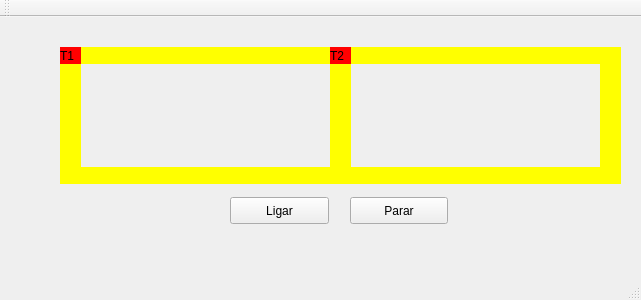
The window that mainwindow.ui (vicdant1/OS-Crazy-Train) describes before a commit, drawn with Qt 5.
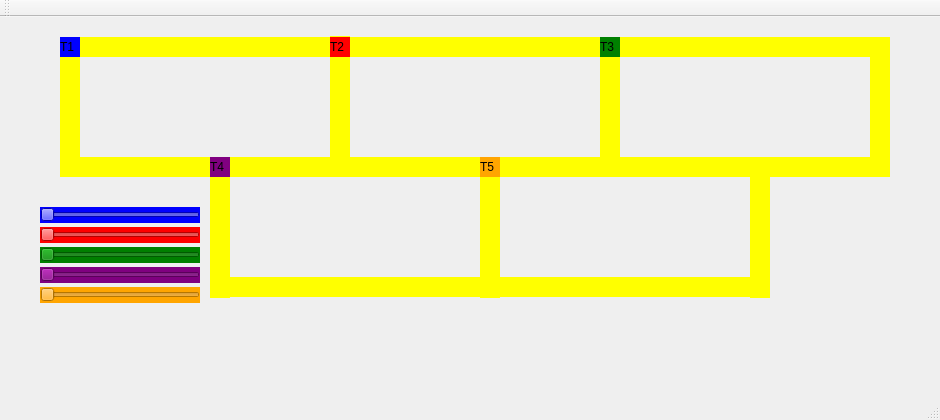
The same window after the commit.

```diff
--- a/mainwindow.ui
+++ b/mainwindow.ui
@@ -6,8 +6,8 @@
    <rect>
     <x>0</x>
     <y>0</y>
-    <width>641</width>
-    <height>300</height>
+    <width>940</width>
+    <height>420</height>
    </rect>
   </property>
   <property name="windowTitle">
@@ -18,25 +18,488 @@
     <property name="geometry">
      <rect>
       <x>60</x>
-      <y>30</y>
-      <width>21</width>
-      <height>17</height>
+      <y>20</y>
+      <width>20</width>
+      <height>20</height>
      </rect>
     </property>
     <property name="styleSheet">
-     <string notr="true">QLabel { background: red}</string>
+     <string notr="true">QLabel { background: blue}</string>
     </property>
     <property name="text">
      <string>T1</string>
     </property>
    </widget>
+   <widget class="QLabel" name="label_trilhoa">
+    <property name="geometry">
+     <rect>
+      <x>80</x>
+      <y>20</y>
+      <width>251</width>
+      <height>20</height>
+     </rect>
+    </property>
+    <property name="palette">
+     <palette>
+      <active>
+       <colorrole role="WindowText">
+        <brush brushstyle="SolidPattern">
+         <color alpha="255">
+          <red>0</red>
+          <green>0</green>
+          <blue>0</blue>
+         </color>
+        </brush>
+       </colorrole>
+       <colorrole role="Button">
+        <brush brushstyle="SolidPattern">
+         <color alpha="255">
+          <red>255</red>
+          <green>255</green>
+          <blue>0</blue>
+         </color>
+        </brush>
+       </colorrole>
+       <colorrole role="Light">
+        <brush brushstyle="SolidPattern">
+         <color alpha="255">
+          <red>255</red>
+          <green>255</green>
+          <blue>127</blue>
+         </color>
+        </brush>
+       </colorrole>
+       <colorrole role="Midlight">
+        <brush brushstyle="SolidPattern">
+         <color alpha="255">
+          <red>255</red>
+          <green>255</green>
+          <blue>63</blue>
+         </color>
+        </brush>
+       </colorrole>
+       <colorrole role="Dark">
+        <brush brushstyle="SolidPattern">
+         <color alpha="255">
+          <red>127</red>
+          <green>127</green>
+          <blue>0</blue>
+         </color>
+        </brush>
+       </colorrole>
+       <colorrole role="Mid">
+        <brush brushstyle="SolidPattern">
+         <color alpha="255">
+          <red>170</red>
+          <green>170</green>
+          <blue>0</blue>
+         </color>
+        </brush>
+       </colorrole>
+       <colorrole role="Text">
+        <brush brushstyle="SolidPattern">
+         <color alpha="255">
+          <red>0</red>
+          <green>0</green>
+          <blue>0</blue>
+         </color>
+        </brush>
+       </colorrole>
+       <colorrole role="BrightText">
+        <brush brushstyle="SolidPattern">
+         <color alpha="255">
+          <red>255</red>
+          <green>255</green>
+          <blue>255</blue>
+         </color>
+        </brush>
+       </colorrole>
+       <colorrole role="ButtonText">
+        <brush brushstyle="SolidPattern">
+         <color alpha="255">
+          <red>0</red>
+          <green>0</green>
+          <blue>0</blue>
+         </color>
+        </brush>
+       </colorrole>
+       <colorrole role="Base">
+        <brush brushstyle="SolidPattern">
+         <color alpha="255">
+          <red>255</red>
+          <green>255</green>
+          <blue>0</blue>
+         </color>
+        </brush>
+       </colorrole>
+       <colorrole role="Window">
+        <brush brushstyle="SolidPattern">
+         <color alpha="255">
+          <red>255</red>
+          <green>255</green>
+          <blue>0</blue>
+         </color>
+        </brush>
+       </colorrole>
+       <colorrole role="Shadow">
+        <brush brushstyle="SolidPattern">
+         <color alpha="255">
+          <red>0</red>
+          <green>0</green>
+          <blue>0</blue>
+         </color>
+        </brush>
+       </colorrole>
+       <colorrole role="AlternateBase">
+        <brush brushstyle="SolidPattern">
+         <color alpha="255">
+          <red>255</red>
+          <green>255</green>
+          <blue>127</blue>
+         </color>
+        </brush>
+       </colorrole>
+       <colorrole role="ToolTipBase">
+        <brush brushstyle="SolidPattern">
+         <color alpha="255">
+          <red>255</red>
+          <green>255</green>
+          <blue>220</blue>
+         </color>
+        </brush>
+       </colorrole>
+       <colorrole role="ToolTipText">
+        <brush brushstyle="SolidPattern">
+         <color alpha="255">
+          <red>0</red>
+          <green>0</green>
+          <blue>0</blue>
+         </color>
+        </brush>
+       </colorrole>
+      </active>
+      <inactive>
+       <colorrole role="WindowText">
+        <brush brushstyle="SolidPattern">
+         <color alpha="255">
+          <red>0</red>
+          <green>0</green>
+          <blue>0</blue>
+         </color>
+        </brush>
+       </colorrole>
+       <colorrole role="Button">
+        <brush brushstyle="SolidPattern">
+         <color alpha="255">
+          <red>255</red>
+          <green>255</green>
+          <blue>0</blue>
+         </color>
+        </brush>
+       </colorrole>
+       <colorrole role="Light">
+        <brush brushstyle="SolidPattern">
+         <color alpha="255">
+          <red>255</red>
+          <green>255</green>
+          <blue>127</blue>
+         </color>
+        </brush>
+       </colorrole>
+       <colorrole role="Midlight">
+        <brush brushstyle="SolidPattern">
+         <color alpha="255">
+          <red>255</red>
+          <green>255</green>
+          <blue>63</blue>
+         </color>
+        </brush>
+       </colorrole>
+       <colorrole role="Dark">
+        <brush brushstyle="SolidPattern">
+         <color alpha="255">
+          <red>127</red>
+          <green>127</green>
+          <blue>0</blue>
+         </color>
+        </brush>
+       </colorrole>
+       <colorrole role="Mid">
+        <brush brushstyle="SolidPattern">
+         <color alpha="255">
+          <red>170</red>
+          <green>170</green>
+          <blue>0</blue>
+         </color>
+        </brush>
+       </colorrole>
+       <colorrole role="Text">
+        <brush brushstyle="SolidPattern">
+         <color alpha="255">
+          <red>0</red>
+          <green>0</green>
+          <blue>0</blue>
+         </color>
+        </brush>
+       </colorrole>
+       <colorrole role="BrightText">
+        <brush brushstyle="SolidPattern">
+         <color alpha="255">
+          <red>255</red>
+          <green>255</green>
+          <blue>255</blue>
+         </color>
+        </brush>
+       </colorrole>
+       <colorrole role="ButtonText">
+        <brush brushstyle="SolidPattern">
+         <color alpha="255">
+          <red>0</red>
+          <green>0</green>
+          <blue>0</blue>
+         </color>
+        </brush>
+       </colorrole>
+       <colorrole role="Base">
+        <brush brushstyle="SolidPattern">
+         <color alpha="255">
+          <red>255</red>
+          <green>255</green>
+          <blue>0</blue>
+         </color>
+        </brush>
+       </colorrole>
+       <colorrole role="Window">
+        <brush brushstyle="SolidPattern">
+         <color alpha="255">
+          <red>255</red>
+          <green>255</green>
+          <blue>0</blue>
+         </color>
+        </brush>
+       </colorrole>
+       <colorrole role="Shadow">
+        <brush brushstyle="SolidPattern">
+         <color alpha="255">
+          <red>0</red>
+          <green>0</green>
+          <blue>0</blue>
+         </color>
+        </brush>
+       </colorrole>
+       <colorrole role="AlternateBase">
+        <brush brushstyle="SolidPattern">
+         <color alpha="255">
+          <red>255</red>
+          <green>255</green>
+          <blue>127</blue>
+         </color>
+        </brush>
+       </colorrole>
+       <colorrole role="ToolTipBase">
+        <brush brushstyle="SolidPattern">
+         <color alpha="255">
+          <red>255</red>
+          <green>255</green>
+          <blue>220</blue>
+         </color>
+        </brush>
+       </colorrole>
+       <colorrole role="ToolTipText">
+        <brush brushstyle="SolidPattern">
+         <color alpha="255">
+          <red>0</red>
+          <green>0</green>
+          <blue>0</blue>
+         </color>
+        </brush>
+       </colorrole>
+      </inactive>
+      <disabled>
+       <colorrole role="WindowText">
+        <brush brushstyle="SolidPattern">
+         <color alpha="255">
+          <red>127</red>
+          <green>127</green>
+          <blue>0</blue>
+         </color>
+        </brush>
+       </colorrole>
+       <colorrole role="Button">
+        <brush brushstyle="SolidPattern">
+         <color alpha="255">
+          <red>255</red>
+          <green>255</green>
+          <blue>0</blue>
+         </color>
+        </brush>
+       </colorrole>
+       <colorrole role="Light">
+        <brush brushstyle="SolidPattern">
+         <color alpha="255">
+          <red>255</red>
+          <green>255</green>
+          <blue>127</blue>
+         </color>
+        </brush>
+       </colorrole>
+       <colorrole role="Midlight">
+        <brush brushstyle="SolidPattern">
+         <color alpha="255">
+          <red>255</red>
+          <green>255</green>
+          <blue>63</blue>
+         </color>
+        </brush>
+       </colorrole>
+       <colorrole role="Dark">
+        <brush brushstyle="SolidPattern">
+         <color alpha="255">
+          <red>127</red>
+          <green>127</green>
+          <blue>0</blue>
+         </color>
+        </brush>
+       </colorrole>
+       <colorrole role="Mid">
+        <brush brushstyle="SolidPattern">
+         <color alpha="255">
+          <red>170</red>
+          <green>170</green>
+          <blue>0</blue>
+         </color>
+        </brush>
+       </colorrole>
+       <colorrole role="Text">
+        <brush brushstyle="SolidPattern">
+         <color alpha="255">
+          <red>127</red>
+          <green>127</green>
+          <blue>0</blue>
+         </color>
+        </brush>
+       </colorrole>
+       <colorrole role="BrightText">
+        <brush brushstyle="SolidPattern">
+         <color alpha="255">
+          <red>255</red>
+          <green>255</green>
+          <blue>255</blue>
+         </color>
+        </brush>
+       </colorrole>
+       <colorrole role="ButtonText">
+        <brush brushstyle="SolidPattern">
+         <color alpha="255">
+          <red>127</red>
+          <green>127</green>
+          <blue>0</blue>
+         </color>
+        </brush>
+       </colorrole>
+       <colorrole role="Base">
+        <brush brushstyle="SolidPattern">
+         <color alpha="255">
+          <red>255</red>
+          <green>255</green>
+          <blue>0</blue>
+         </color>
+        </brush>
+       </colorrole>
+       <colorrole role="Window">
+        <brush brushstyle="SolidPattern">
+         <color alpha="255">
+          <red>255</red>
+          <green>255</green>
+          <blue>0</blue>
+         </color>
+        </brush>
+       </colorrole>
+       <colorrole role="Shadow">
+        <brush brushstyle="SolidPattern">
+         <color alpha="255">
+          <red>0</red>
+          <green>0</green>
+          <blue>0</blue>
+         </color>
+        </brush>
+       </colorrole>
+       <colorrole role="AlternateBase">
+        <brush brushstyle="SolidPattern">
+         <color alpha="255">
+          <red>255</red>
+          <green>255</green>
+          <blue>0</blue>
+         </color>
+        </brush>
+       </colorrole>
+       <colorrole role="ToolTipBase">
+        <brush brushstyle="SolidPattern">
+         <color alpha="255">
+          <red>255</red>
+          <green>255</green>
+          <blue>220</blue>
+         </color>
+        </brush>
+       </colorrole>
+       <colorrole role="ToolTipText">
+        <brush brushstyle="SolidPattern">
+         <color alpha="255">
+          <red>0</red>
+          <green>0</green>
+          <blue>0</blue>
+         </color>
+        </brush>
+       </colorrole>
+      </disabled>
+     </palette>
+    </property>
+    <property name="styleSheet">
+     <string notr="true">QLabel { background: yellow}</string>
+    </property>
+    <property name="text">
+     <string/>
+    </property>
+   </widget>
+   <widget class="QLabel" name="label_trilho3">
+    <property name="geometry">
+     <rect>
+      <x>80</x>
+      <y>140</y>
+      <width>271</width>
+      <height>20</height>
+     </rect>
+    </property>
+    <property name="styleSheet">
+     <string notr="true">QLabel { background: yellow}</string>
+    </property>
+    <property name="text">
+     <string/>
+    </property>
+   </widget>
    <widget class="QLabel" name="label_trilho1">
     <property name="geometry">
      <rect>
-      <x>80</x>
-      <y>30</y>
-      <width>250</width>
-      <height>17</height>
+      <x>330</x>
+      <y>19</y>
+      <width>20</width>
+      <height>121</height>
+     </rect>
+    </property>
+    <property name="styleSheet">
+     <string notr="true">QLabel { background: yellow}</string>
+    </property>
+    <property name="text">
+     <string/>
+    </property>
+   </widget>
+   <widget class="QLabel" name="label_trilhob">
+    <property name="geometry">
+     <rect>
+      <x>60</x>
+      <y>20</y>
+      <width>20</width>
+      <height>140</height>
      </rect>
     </property>
     <property name="styleSheet">
@@ -49,10 +512,10 @@
    <widget class="QLabel" name="label_trilho2">
     <property name="geometry">
      <rect>
-      <x>80</x>
-      <y>150</y>
-      <width>250</width>
-      <height>17</height>
+      <x>600</x>
+      <y>20</y>
+      <width>20</width>
+      <height>120</height>
      </rect>
     </property>
     <property name="styleSheet">
@@ -62,13 +525,13 @@
      <string/>
     </property>
    </widget>
-   <widget class="QLabel" name="label_trilho3">
+   <widget class="QLabel" name="label_trilhog">
     <property name="geometry">
      <rect>
-      <x>330</x>
-      <y>30</y>
-      <width>21</width>
-      <height>137</height>
+      <x>350</x>
+      <y>20</y>
+      <width>250</width>
+      <height>20</height>
      </rect>
     </property>
     <property name="styleSheet">
@@ -81,84 +544,10 @@
    <widget class="QLabel" name="label_trilho4">
     <property name="geometry">
      <rect>
-      <x>60</x>
-      <y>30</y>
-      <width>21</width>
-      <height>137</height>
-     </rect>
-    </property>
-    <property name="styleSheet">
-     <string notr="true">QLabel { background: yellow}</string>
-    </property>
-    <property name="text">
-     <string/>
-    </property>
-   </widget>
-   <widget class="QPushButton" name="pushButton">
-    <property name="geometry">
-     <rect>
-      <x>230</x>
-      <y>180</y>
-      <width>99</width>
-      <height>27</height>
-     </rect>
-    </property>
-    <property name="text">
-     <string>Ligar</string>
-    </property>
-   </widget>
-   <widget class="QPushButton" name="pushButton_2">
-    <property name="geometry">
-     <rect>
       <x>350</x>
-      <y>180</y>
-      <width>98</width>
-      <height>27</height>
-     </rect>
-    </property>
-    <property name="text">
-     <string>Parar</string>
-    </property>
-   </widget>
-   <widget class="QLabel" name="label_trilho4_2">
-    <property name="geometry">
-     <rect>
-      <x>600</x>
-      <y>30</y>
-      <width>21</width>
-      <height>137</height>
-     </rect>
-    </property>
-    <property name="styleSheet">
-     <string notr="true">QLabel { background: yellow}</string>
-    </property>
-    <property name="text">
-     <string/>
-    </property>
-   </widget>
-   <widget class="QLabel" name="label_trilho1_2">
-    <property name="geometry">
-     <rect>
-      <x>350</x>
-      <y>30</y>
-      <width>250</width>
-      <height>17</height>
-     </rect>
-    </property>
-    <property name="styleSheet">
-     <string notr="true">QLabel { background: yellow}</string>
-    </property>
-    <property name="text">
-     <string/>
-    </property>
-   </widget>
-   <widget class="QLabel" name="label_trilho2_2">
-    <property name="geometry">
-     <rect>
-      <x>350</x>
-      <y>150</y>
-      <width>250</width>
-      <height>17</height>
+      <y>140</y>
+      <width>131</width>
+      <height>20</height>
      </rect>
     </property>
     <property name="styleSheet">
@@ -172,9 +561,9 @@
     <property name="geometry">
      <rect>
       <x>330</x>
-      <y>30</y>
-      <width>21</width>
-      <height>17</height>
+      <y>20</y>
+      <width>20</width>
+      <height>20</height>
      </rect>
     </property>
     <property name="styleSheet">
@@ -184,24 +573,338 @@
      <string>T2</string>
     </property>
    </widget>
-   <zorder>label_trilho1</zorder>
+   <widget class="QLabel" name="label_trem3">
+    <property name="geometry">
+     <rect>
+      <x>600</x>
+      <y>20</y>
+      <width>20</width>
+      <height>20</height>
+     </rect>
+    </property>
+    <property name="styleSheet">
+     <string notr="true">QLabel { background: green}</string>
+    </property>
+    <property name="text">
+     <string>T3</string>
+    </property>
+   </widget>
+   <widget class="QLabel" name="label_trilhoh">
+    <property name="geometry">
+     <rect>
+      <x>620</x>
+      <y>20</y>
+      <width>250</width>
+      <height>20</height>
+     </rect>
+    </property>
+    <property name="styleSheet">
+     <string notr="true">QLabel { background: yellow}</string>
+    </property>
+    <property name="text">
+     <string/>
+    </property>
+   </widget>
+   <widget class="QLabel" name="label_trilhof">
+    <property name="geometry">
+     <rect>
+      <x>230</x>
+      <y>260</y>
+      <width>250</width>
+      <height>20</height>
+     </rect>
+    </property>
+    <property name="styleSheet">
+     <string notr="true">QLabel { background: yellow}</string>
+    </property>
+    <property name="text">
+     <string/>
+    </property>
+   </widget>
+   <widget class="QLabel" name="label_trem5">
+    <property name="geometry">
+     <rect>
+      <x>480</x>
+      <y>140</y>
+      <width>20</width>
+      <height>20</height>
+     </rect>
+    </property>
+    <property name="styleSheet">
+     <string notr="true">QLabel { background: orange}</string>
+    </property>
+    <property name="text">
+     <string>T5</string>
+    </property>
+   </widget>
+   <widget class="QLabel" name="label_trem4">
+    <property name="geometry">
+     <rect>
+      <x>210</x>
+      <y>140</y>
+      <width>20</width>
+      <height>20</height>
+     </rect>
+    </property>
+    <property name="maximumSize">
+     <size>
+      <width>20</width>
+      <height>20</height>
+     </size>
+    </property>
+    <property name="styleSheet">
+     <string notr="true">QLabel { background: purple}</string>
+    </property>
+    <property name="text">
+     <string>T4</string>
+    </property>
+   </widget>
+   <widget class="QLabel" name="label_trilhoc">
+    <property name="geometry">
+     <rect>
+      <x>500</x>
+      <y>260</y>
+      <width>250</width>
+      <height>20</height>
+     </rect>
+    </property>
+    <property name="styleSheet">
+     <string notr="true">QLabel { background: yellow}</string>
+    </property>
+    <property name="text">
+     <string/>
+    </property>
+   </widget>
+   <widget class="QLabel" name="label_trilhod">
+    <property name="geometry">
+     <rect>
+      <x>750</x>
+      <y>160</y>
+      <width>20</width>
+      <height>121</height>
+     </rect>
+    </property>
+    <property name="styleSheet">
+     <string notr="true">QLabel { background: yellow}</string>
+    </property>
+    <property name="text">
+     <string/>
+    </property>
+   </widget>
+   <widget class="QSlider" name="Speeder1">
+    <property name="geometry">
+     <rect>
+      <x>40</x>
+      <y>190</y>
+      <width>160</width>
+      <height>16</height>
+     </rect>
+    </property>
+    <property name="styleSheet">
+     <string notr="true">QSlider { background: blue}</string>
+    </property>
+    <property name="minimum">
+     <number>0</number>
+    </property>
+    <property name="maximum">
+     <number>200</number>
+    </property>
+    <property name="value">
+     <number>0</number>
+    </property>
+    <property name="orientation">
+     <enum>Qt::Horizontal</enum>
+    </property>
+   </widget>
+   <widget class="QSlider" name="Speeder2">
+    <property name="geometry">
+     <rect>
+      <x>40</x>
+      <y>210</y>
+      <width>160</width>
+      <height>16</height>
+     </rect>
+    </property>
+    <property name="styleSheet">
+     <string notr="true">QSlider { background: red}</string>
+    </property>
+    <property name="maximum">
+     <number>200</number>
+    </property>
+    <property name="orientation">
+     <enum>Qt::Horizontal</enum>
+    </property>
+   </widget>
+   <widget class="QSlider" name="Speeder3">
+    <property name="geometry">
+     <rect>
+      <x>40</x>
+      <y>230</y>
+      <width>160</width>
+      <height>16</height>
+     </rect>
+    </property>
+    <property name="styleSheet">
+     <string notr="true">QSlider { background: green}</string>
+    </property>
+    <property name="maximum">
+     <number>200</number>
+    </property>
+    <property name="orientation">
+     <enum>Qt::Horizontal</enum>
+    </property>
+   </widget>
+   <widget class="QSlider" name="Speeder4">
+    <property name="geometry">
+     <rect>
+      <x>40</x>
+      <y>250</y>
+      <width>160</width>
+      <height>16</height>
+     </rect>
+    </property>
+    <property name="styleSheet">
+     <string notr="true">QSlider { background: purple}</string>
+    </property>
+    <property name="maximum">
+     <number>200</number>
+    </property>
+    <property name="orientation">
+     <enum>Qt::Horizontal</enum>
+    </property>
+   </widget>
+   <widget class="QSlider" name="Speeder5">
+    <property name="geometry">
+     <rect>
+      <x>40</x>
+      <y>270</y>
+      <width>160</width>
+      <height>16</height>
+     </rect>
+    </property>
+    <property name="styleSheet">
+     <string notr="true">QSlider { background: Orange}</string>
+    </property>
+    <property name="maximum">
+     <number>200</number>
+    </property>
+    <property name="orientation">
+     <enum>Qt::Horizontal</enum>
+    </property>
+   </widget>
+   <widget class="QLabel" name="label_trilho6">
+    <property name="geometry">
+     <rect>
+      <x>620</x>
+      <y>140</y>
+      <width>250</width>
+      <height>20</height>
+     </rect>
+    </property>
+    <property name="styleSheet">
+     <string notr="true">QLabel { background: yellow}</string>
+    </property>
+    <property name="text">
+     <string/>
+    </property>
+   </widget>
+   <widget class="QLabel" name="label_trilhoe">
+    <property name="geometry">
+     <rect>
+      <x>870</x>
+      <y>20</y>
+      <width>20</width>
+      <height>140</height>
+     </rect>
+    </property>
+    <property name="styleSheet">
+     <string notr="true">QLabel { background: yellow}</string>
+    </property>
+    <property name="text">
+     <string/>
+    </property>
+   </widget>
+   <widget class="QLabel" name="label_trilho7">
+    <property name="geometry">
+     <rect>
+      <x>480</x>
+      <y>140</y>
+      <width>20</width>
+      <height>141</height>
+     </rect>
+    </property>
+    <property name="styleSheet">
+     <string notr="true">QLabel { background: yellow}</string>
+    </property>
+    <property name="text">
+     <string/>
+    </property>
+   </widget>
+   <widget class="QLabel" name="label_trilho5">
+    <property name="geometry">
+     <rect>
+      <x>500</x>
+      <y>140</y>
+      <width>121</width>
+      <height>20</height>
+     </rect>
+    </property>
+    <property name="styleSheet">
+     <string notr="true">QLabel { background: yellow}</string>
+    </property>
+    <property name="text">
+     <string/>
+    </property>
+   </widget>
+   <widget class="QLabel" name="label_trilhob_2">
+    <property name="geometry">
+     <rect>
+      <x>210</x>
+      <y>160</y>
+      <width>20</width>
+      <height>121</height>
+     </rect>
+    </property>
+    <property name="styleSheet">
+     <string notr="true">QLabel { background: yellow}</string>
+    </property>
+    <property name="text">
+     <string/>
+    </property>
+   </widget>
+   <zorder>label_trilhod</zorder>
+   <zorder>label_trilhoe</zorder>
+   <zorder>label_trilho6</zorder>
    <zorder>label_trilho2</zorder>
-   <zorder>label_trilho3</zorder>
+   <zorder>label_trilhoh</zorder>
+   <zorder>label_trilho1</zorder>
    <zorder>label_trilho4</zorder>
+   <zorder>label_trilho5</zorder>
+   <zorder>label_trilho7</zorder>
+   <zorder>label_trilhoc</zorder>
+   <zorder>label_trilhof</zorder>
+   <zorder>label_trilhob_2</zorder>
+   <zorder>label_trilho3</zorder>
+   <zorder>label_trilhoa</zorder>
+   <zorder>label_trilhob</zorder>
    <zorder>label_trem1</zorder>
-   <zorder>pushButton</zorder>
-   <zorder>pushButton_2</zorder>
-   <zorder>label_trilho4_2</zorder>
-   <zorder>label_trilho1_2</zorder>
-   <zorder>label_trilho2_2</zorder>
+   <zorder>label_trilhog</zorder>
    <zorder>label_trem2</zorder>
+   <zorder>label_trem3</zorder>
+   <zorder>label_trem5</zorder>
+   <zorder>label_trem4</zorder>
+   <zorder>Speeder1</zorder>
+   <zorder>Speeder2</zorder>
+   <zorder>Speeder3</zorder>
+   <zorder>Speeder4</zorder>
+   <zorder>Speeder5</zorder>
   </widget>
   <widget class="QMenuBar" name="menuBar">
    <property name="geometry">
     <rect>
      <x>0</x>
      <y>0</y>
-     <width>641</width>
+     <width>940</width>
      <height>22</height>
     </rect>
    </property>
```
